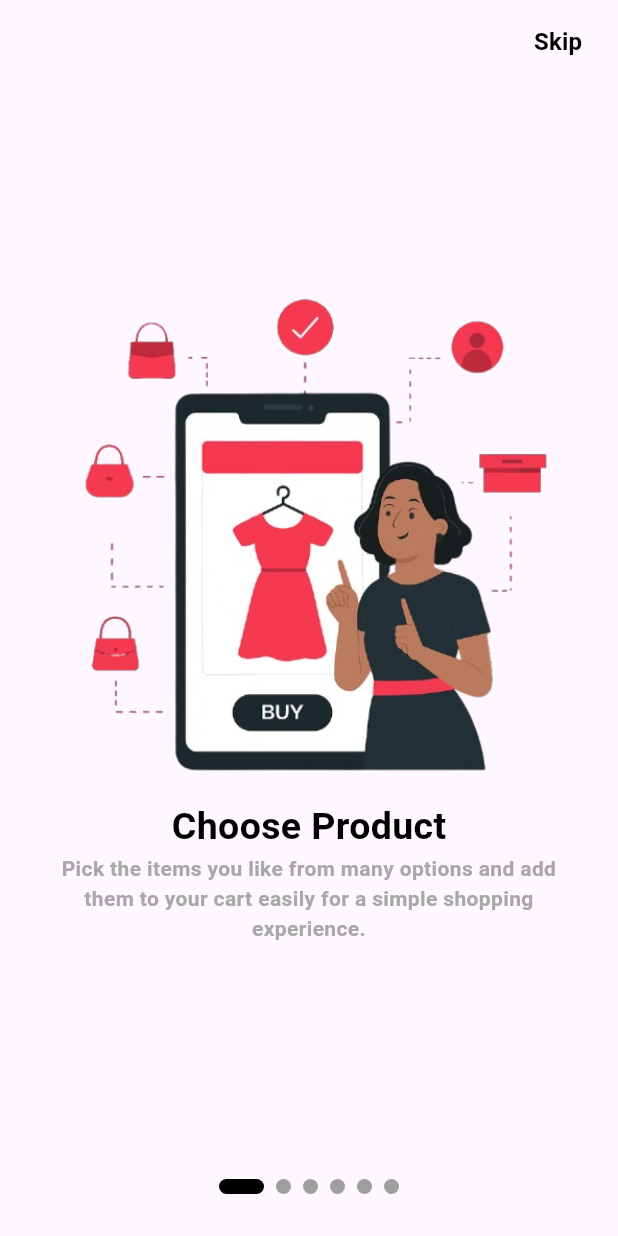
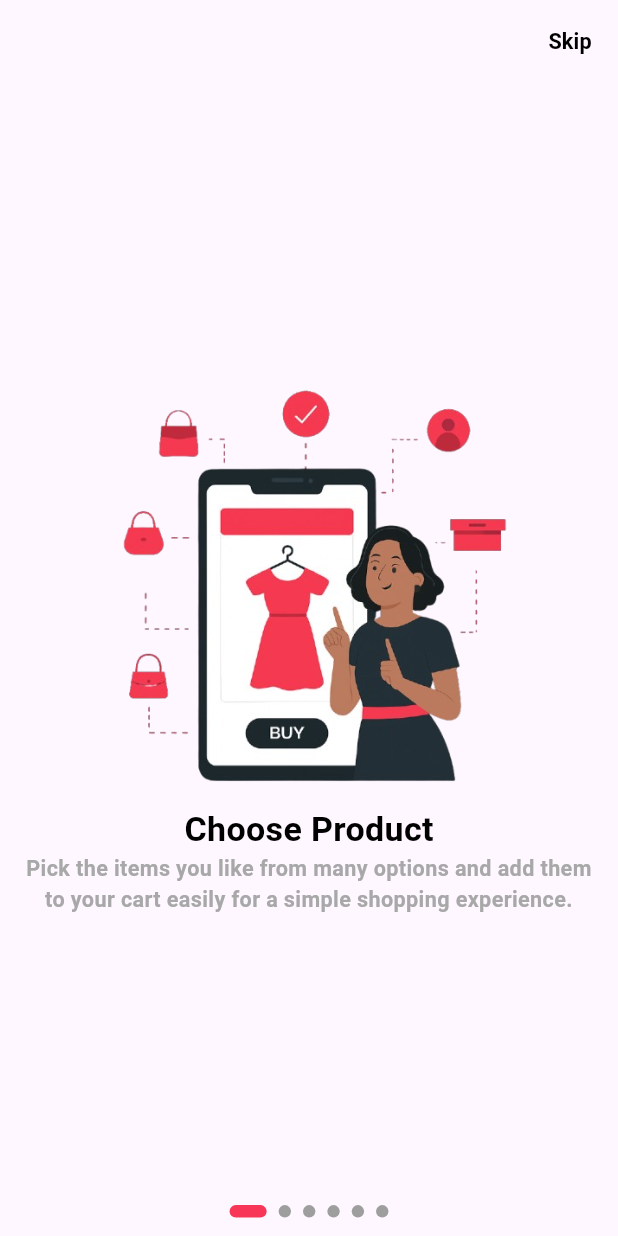
Before and after one commit to thesoumisamanta/stylush_shopping_app, a Flutter app: the screen it shows after launch, on a phone screen of 412 x 824 dp. Run offline on Flutter 3.47's test engine with Material 3 defaults, Android fonts, the light colour scheme and no system bars; drawn by our look-alikes of smooth_page_indicator; our stand-ins replace flutter_rating_bar, flutter_svg.

Commit message:
Refactor app tour and home screen for improved responsiveness and loading states; enhance splash screen navigation and sponsored card animations.

```diff
--- a/lib/screens/app_tour.dart
+++ b/lib/screens/app_tour.dart
@@ -1,5 +1,6 @@
 import 'package:flutter/material.dart';
 import 'package:smooth_page_indicator/smooth_page_indicator.dart';
+import 'package:stylush_shopping_app/constants/responsive_constants.dart';
 import 'package:stylush_shopping_app/screens/welcome_screen.dart';
 import 'package:stylush_shopping_app/themes/app_colors.dart';
 
@@ -32,10 +33,8 @@ class _AppTourState extends State<AppTour> {
     return Scaffold(
       appBar: AppBar(
         actions: [
-          if(_currentPage != 5)
-          Padding(
-            padding: const EdgeInsets.only(right: 8.0),
-            child: TextButton(
+          if (_currentPage != 5)
+            TextButton(
               onPressed: () {
                 Navigator.pushReplacement(
                   context,
@@ -48,10 +47,29 @@ class _AppTourState extends State<AppTour> {
               child: Text(
                 "Skip",
                 style: TextStyle(
-                  fontSize: 16,
+                  fontSize: ResponsiveConstants.screenWidth(context) * 0.035,
                   fontWeight: FontWeight.bold,
                   color: AppColors.black,
                 ),
+              ),
+            )
+          else
+            TextButton(
+              onPressed: () {
+                Navigator.pushReplacement(
+                  context,
+                  MaterialPageRoute(builder: (_) => WelcomeScreen()),
+                );
+              },
+              style: ButtonStyle(
+                overlayColor: WidgetStateProperty.all(Colors.transparent),
+              ),
+              child: Text(
+                "Get Started",
+                style: TextStyle(
+                  fontSize: ResponsiveConstants.screenWidth(context) * 0.035,
+                  fontWeight: FontWeight.bold,
+                  color: AppColors.orange2,
                 ),
               ),
             ),
@@ -62,42 +80,44 @@ class _AppTourState extends State<AppTour> {
           Expanded(
             child: Center(
               child: Padding(
-                padding: const EdgeInsets.symmetric(horizontal: 32),
+                padding: EdgeInsets.symmetric(
+                  horizontal: ResponsiveConstants.screenWidth(context) * 0.04,
+                ),
                 child: PageView(
                   controller: _pageController,
                   children: [
                     _buildPage(
-                      img: Image.asset("assets/images/choose_products.png"),
+                      img: "assets/images/choose_products.png",
                       title: "Choose Product",
                       description:
                           "Pick the items you like from many options and add them to your cart easily for a simple shopping experience.",
                     ),
                     _buildPage(
-                      img: Image.asset("assets/images/add_to_cart.png"),
+                      img: "assets/images/add_to_cart.png",
                       title: "Add To Cart",
                       description:
                           "Save your favorite products in the cart for a faster, easier, and more convenient checkout experience.",
                     ),
                     _buildPage(
-                      img: Image.asset("assets/images/make_payments.png"),
+                      img: "assets/images/make_payments.png",
                       title: "Make Payments",
                       description:
                           "Complete your purchase quickly and securely with multiple payment options, including cards, UPI, wallets, and more, ensuring a safe and hassle-free checkout experience every time you shop.",
                     ),
                     _buildPage(
-                      img: Image.asset("assets/images/fast_delivery.png"),
+                      img: "assets/images/fast_delivery.png",
                       title: "Fastest Delivery",
                       description:
                           "Get your orders delivered to your doorstep quickly with our reliable and fast delivery service, ensuring you receive products on time without any hassle.",
                     ),
                     _buildPage(
-                      img: Image.asset("assets/images/track_order.png"),
+                      img: "assets/images/track_order.png",
                       title: "Track Your Delivery",
                       description:
                           "Stay updated on your purchase with real-time order tracking, from dispatch to delivery, so you always know where your package is.",
                     ),
                     _buildPage(
-                      img: Image.asset('assets/images/easy_returns.png'),
+                      img: 'assets/images/easy_returns.png',
                       title: "Easy Returns",
                       description:
                           "Enjoy a hassle-free return process with simple steps and quick refunds, making it easy to return products that don’t meet your expectations.",
@@ -108,82 +128,38 @@ class _AppTourState extends State<AppTour> {
             ),
           ),
           Center(
-            child: Padding(
-              padding: const EdgeInsets.symmetric(horizontal: 15.0),
-              child: SizedBox(
-                height: MediaQuery.of(context).size.height * 0.08,
-                child: Row(
-                  children: [
-                    const Expanded(flex: 1, child: SizedBox()),
-                    Expanded(
-                      flex: 1,
-                      child: Center(
             child: SmoothPageIndicator(
               controller: _pageController,
               count: 6,
               effect: ExpandingDotsEffect(
-                            activeDotColor: AppColors.black,
-                            dotHeight: 10,
-                            dotWidth: 10,
+                activeDotColor: AppColors.orange2,
+                dotHeight: ResponsiveConstants.screenWidth(context) * 0.02,
+                dotWidth: ResponsiveConstants.screenWidth(context) * 0.02,
               ),
             ),
           ),
-                    ),
-                    Expanded(
-                      flex: 1,
-                      child: Align(
-                        alignment: Alignment.centerRight,
-                        child: Visibility(
-                          visible: _currentPage == 5,
-                          child: TextButton(
-                            onPressed: () {
-                              Navigator.pushReplacement(
-                                context,
-                                MaterialPageRoute(
-                                  builder: (_) => WelcomeScreen(),
-                                ),
-                              );
-                            },
-                            style: ButtonStyle(
-                              overlayColor: WidgetStateProperty.all(
-                                Colors.transparent,
-                              ),
-                            ),
-                            child: Text(
-                              "Get Started",
-                              style: TextStyle(
-                                fontSize: 16,
-                                fontWeight: FontWeight.bold,
-                                color: AppColors.orange2,
-                              ),
-                            ),
-                          ),
-                        ),
-                      ),
-                    ),
-                  ],
-                ),
-              ),
-            ),
-          ),
+          SizedBox(height: ResponsiveConstants.screenHeight(context) * 0.015),
         ],
       ),
     );
   }
 
   Widget _buildPage({
-    required Image img,
+    required String img,
     required String title,
     required String description,
   }) {
     return Column(
       mainAxisAlignment: MainAxisAlignment.center,
       children: [
+        Image.asset(
           img,
+          height: ResponsiveConstants.screenHeight(context) * 0.35,
+        ),
         Text(
           title,
           style: TextStyle(
-            fontSize: 25,
+            fontSize: ResponsiveConstants.screenWidth(context) * 0.055,
             fontWeight: FontWeight.w700,
             color: AppColors.black,
           ),
@@ -192,7 +168,7 @@ class _AppTourState extends State<AppTour> {
           description,
           textAlign: TextAlign.center,
           style: TextStyle(
-            fontSize: 14,
+            fontSize: ResponsiveConstants.screenWidth(context) * 0.035,
             fontWeight: FontWeight.bold,
             color: AppColors.grey,
           ),
--- a/lib/services/api_services.dart
+++ b/lib/services/api_services.dart
@@ -13,7 +13,6 @@ class ApiServices {
       );
       if (response.statusCode == 200) {
         final data = jsonDecode(response.body);
-        print(data);
         final List<dynamic> productsJson = data['products'];
         return productsJson
             .map((json) => ProductsModel.fromJson(json))
--- a/lib/widgets/bumper_offers_card.dart
+++ b/lib/widgets/bumper_offers_card.dart
@@ -14,7 +14,6 @@ class BumperOffersCard extends StatelessWidget {
       child: Padding(
         padding:  EdgeInsets.all(ResponsiveConstants.screenWidth(context) * 0.03),
         child: Row(
-          crossAxisAlignment: CrossAxisAlignment.start,
           children: [
             Image.asset(
               'assets/images/bumper_offer.png',
```
Also changed, not shown: lib/screens/home_screen.dart (+126 -54 lines), lib/screens/splash_screen.dart (+8 -2 lines), lib/widgets/sponsered_card.dart (+87 -23 lines). Lines whose indentation alone changed are shown as unchanged.
